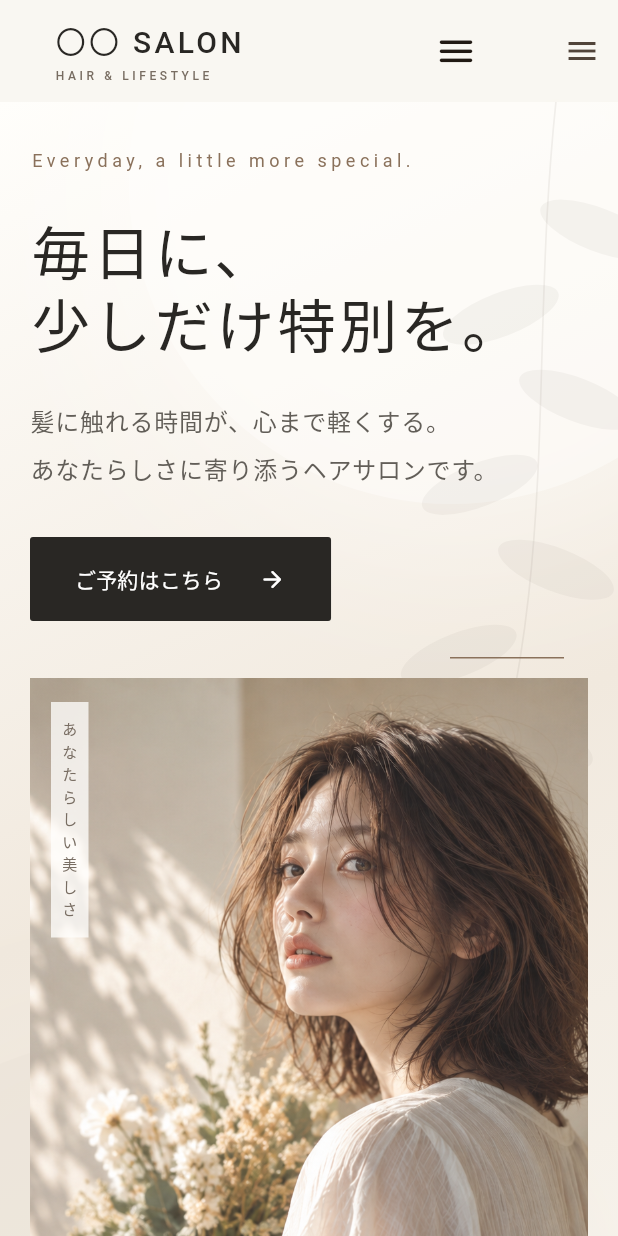
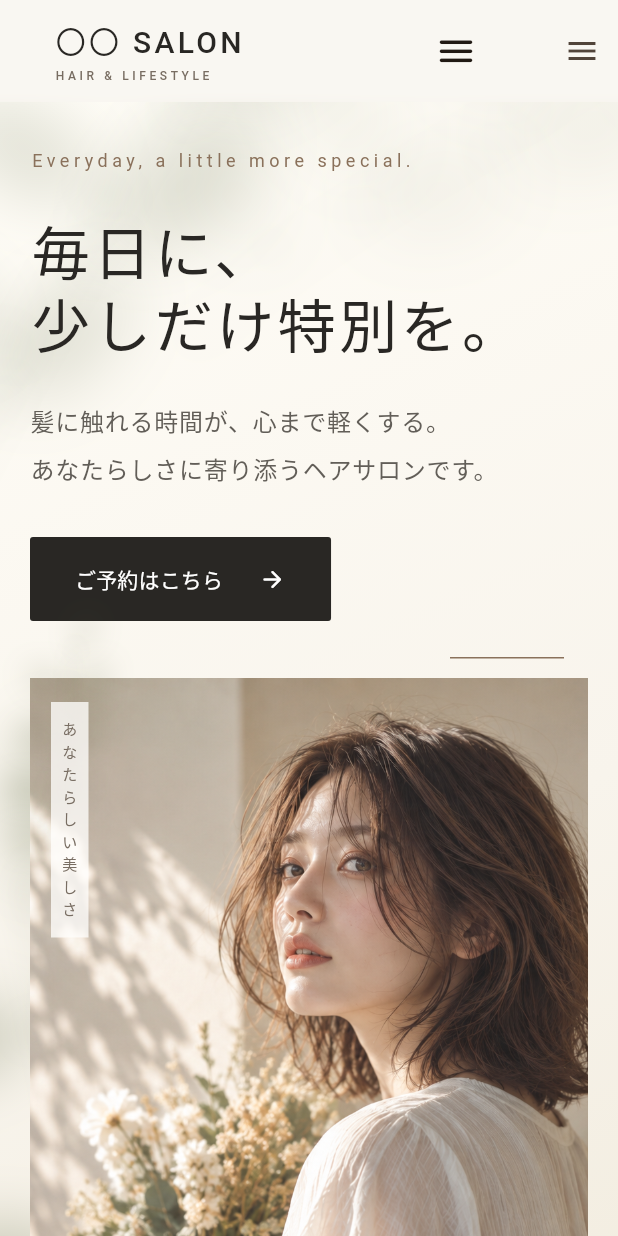
Before and after one commit to takuya42/portfolio, a Flutter app: the screen it shows after launch, after a tap on the "menu" icon, after a tap on "ご予約はこちら", on a phone screen of 412 x 824 dp. Run offline on Flutter 3.47's test engine with Material 3 defaults, Android fonts, the light colour scheme and no system bars.

Commit message:
Add softly animated botanical hero backdrop

```diff
--- a/lib/widgets/common/ambient_background.dart
+++ b/lib/widgets/common/ambient_background.dart
@@ -2,12 +2,10 @@ import 'dart:math' as math;
 
 import 'package:flutter/material.dart';
 
-import '../../core/app_colors.dart';
-
-/// A quiet, reusable salon backdrop made entirely with Flutter primitives.
+/// Warm natural light and out-of-focus foliage used behind the hero.
 ///
-/// The long animation cycle is intentional: the light and botanical shadows
-/// should be felt rather than watched. Reduced-motion preferences are honored.
+/// Each plant has its own long animation cycle. The silhouettes are painted as
+/// stems with pointed, asymmetric leaves rather than a collection of ovals.
 class AmbientBackground extends StatefulWidget {
   const AmbientBackground({required this.child, super.key});
 
@@ -18,77 +16,154 @@ class AmbientBackground extends StatefulWidget {
 }
 
 class _AmbientBackgroundState extends State<AmbientBackground>
-    with SingleTickerProviderStateMixin {
-  late final AnimationController _controller;
+    with TickerProviderStateMixin {
+  late final AnimationController _topLeft;
+  late final AnimationController _bottomLeft;
+  late final AnimationController _center;
 
   @override
   void initState() {
     super.initState();
-    _controller = AnimationController(
-      vsync: this,
-      duration: const Duration(seconds: 24),
-    );
+    _topLeft = _controller(const Duration(seconds: 25));
+    _bottomLeft = _controller(const Duration(seconds: 30));
+    _center = _controller(const Duration(seconds: 35));
   }
+
+  AnimationController _controller(Duration duration) => AnimationController(
+    vsync: this,
+    duration: duration,
+  );
 
   @override
   void didChangeDependencies() {
     super.didChangeDependencies();
+    final controllers = [_topLeft, _bottomLeft, _center];
     if (MediaQuery.disableAnimationsOf(context)) {
-      _controller.stop();
-    } else if (!_controller.isAnimating) {
-      _controller.repeat(reverse: true);
+      for (final controller in controllers) {
+        controller.stop();
+        controller.value = .42;
+      }
+    } else {
+      for (final controller in controllers) {
+        if (!controller.isAnimating) controller.repeat(reverse: true);
+      }
     }
   }
 
   @override
   void dispose() {
-    _controller.dispose();
+    _topLeft.dispose();
+    _bottomLeft.dispose();
+    _center.dispose();
     super.dispose();
   }
 
   @override
   Widget build(BuildContext context) {
     return ClipRect(
+      child: Stack(
+        children: [
+          const Positioned.fill(child: _NaturalLight()),
+          Positioned(
+            left: -145,
+            top: -155,
+            width: 470,
+            height: 500,
+            child: _MovingPlant(
+              animation: _topLeft,
+              travel: const Offset(7, 9),
+              rotation: .018,
+              opacity: .18,
+              blur: 22,
+              angle: -.14,
+            ),
+          ),
+          Positioned(
+            left: -175,
+            bottom: -175,
+            width: 560,
+            height: 590,
+            child: _MovingPlant(
+              animation: _bottomLeft,
+              travel: const Offset(10, -7),
+              rotation: -.015,
+              opacity: .25,
+              blur: 19,
+              angle: -.82,
+            ),
+          ),
+          Positioned(
+            left: MediaQuery.sizeOf(context).width * .36,
+            top: -170,
+            width: 410,
+            height: 410,
+            child: _MovingPlant(
+              animation: _center,
+              travel: const Offset(6, 5),
+              rotation: .012,
+              opacity: .09,
+              blur: 27,
+              angle: .34,
+            ),
+          ),
+          widget.child,
+        ],
+      ),
+    );
+  }
+}
+
+class _NaturalLight extends StatelessWidget {
+  const _NaturalLight();
+
+  @override
+  Widget build(BuildContext context) {
+    return const DecoratedBox(
+      decoration: BoxDecoration(
+        color: Color(0xFFF8F4EC),
+        gradient: LinearGradient(
+          begin: Alignment(-1, -1),
+          end: Alignment(1, 1),
+          colors: [Color(0xFFFFFDF7), Color(0xFFF8F4EC), Color(0xFFF1EBDD)],
+          stops: [0, .58, 1],
+        ),
+      ),
+    );
+  }
+}
+
+class _MovingPlant extends StatelessWidget {
+  const _MovingPlant({
+    required this.animation,
+    required this.travel,
+    required this.rotation,
+    required this.opacity,
+    required this.blur,
+    required this.angle,
+  });
+
+  final Animation<double> animation;
+  final Offset travel;
+  final double rotation;
+  final double opacity;
+  final double blur;
+  final double angle;
+
+  @override
+  Widget build(BuildContext context) {
+    return IgnorePointer(
       child: AnimatedBuilder(
-        animation: _controller,
-        child: widget.child,
+        animation: animation,
         builder: (context, child) {
-          final phase = MediaQuery.disableAnimationsOf(context)
-              ? .35
-              : _controller.value;
-          return Stack(
-            children: [
-              const Positioned.fill(child: _SoftGradient()),
-              Positioned(
-                top: -170 + (phase * 18),
-                right: -110 + (phase * 14),
-                child: _BlurredOrb(
-                  size: 430,
-                  color: AppColors.white.withValues(alpha: .42),
-                ),
+          final breeze = Curves.easeInOut.transform(animation.value) - .5;
+          return Transform.translate(
+            offset: travel * breeze,
+            child: Transform.rotate(
+              angle: angle + rotation * breeze,
+              child: CustomPaint(
+                painter: _BranchPainter(opacity: opacity, blur: blur),
               ),
-              Positioned(
-                bottom: -210 + (phase * 22),
-                left: -150 + (phase * 10),
-                child: _BlurredOrb(
-                  size: 480,
-                  color: AppColors.sand.withValues(alpha: .32),
-                ),
-              ),
-              Positioned.fill(
-                child: Transform.translate(
-                  offset: Offset(phase * 7, phase * 4),
-                  child: Transform.rotate(
-                    angle: (phase - .5) * .012,
-                    alignment: Alignment.topRight,
-                    child: CustomPaint(
-                      painter: _BotanicalLightPainter(progress: phase),
-                    ),
-                  ),
-                ),
-              ),
-              if (child != null) child,
-            ],
+            ),
           );
         },
       ),
@@ -96,112 +171,99 @@ class _AmbientBackgroundState extends State<AmbientBackground>
   }
 }
 
-class _SoftGradient extends StatelessWidget {
-  const _SoftGradient();
+/// A small foreground branch that can overlap photography without obscuring it.
+class HeroForegroundLeaves extends StatelessWidget {
+  const HeroForegroundLeaves({super.key});
 
   @override
   Widget build(BuildContext context) {
-    return const DecoratedBox(
-      decoration: BoxDecoration(
-        gradient: LinearGradient(
-          begin: Alignment.topLeft,
-          end: Alignment.bottomRight,
-          colors: [Color(0xFFFFFEFB), Color(0xFFF1E9DE), Color(0xFFF8F5EF)],
-          stops: [0, .52, 1],
+    return IgnorePointer(
+      child: Transform.rotate(
+        angle: -.48,
+        child: CustomPaint(
+          painter: const _BranchPainter(opacity: .2, blur: 10),
         ),
       ),
     );
   }
 }
 
-class _BlurredOrb extends StatelessWidget {
-  const _BlurredOrb({required this.size, required this.color});
+class _BranchPainter extends CustomPainter {
+  const _BranchPainter({required this.opacity, required this.blur});
 
-  final double size;
-  final Color color;
-
-  @override
-  Widget build(BuildContext context) {
-    return Container(
-      width: size,
-      height: size,
-      decoration: BoxDecoration(
-        shape: BoxShape.circle,
-        color: color,
-        boxShadow: [
-          BoxShadow(color: color, blurRadius: 80, spreadRadius: 34),
-        ],
-      ),
-    );
-  }
-}
-
-class _BotanicalLightPainter extends CustomPainter {
-  const _BotanicalLightPainter({required this.progress});
-
-  final double progress;
+  final double opacity;
+  final double blur;
 
   @override
   void paint(Canvas canvas, Size size) {
-    final shadow = Paint()
-      ..color = AppColors.taupe.withValues(alpha: .065)
-      ..style = PaintingStyle.fill;
+    final olive = Color.fromRGBO(82, 94, 54, opacity);
+    final foliage = Paint()
+      ..color = olive
+      ..style = PaintingStyle.fill
+      ..maskFilter = MaskFilter.blur(BlurStyle.normal, blur);
     final stem = Paint()
-      ..color = AppColors.taupe.withValues(alpha: .1)
+      ..color = Color.fromRGBO(76, 86, 49, opacity * .72)
       ..style = PaintingStyle.stroke
-      ..strokeWidth = 1.1;
+      ..strokeWidth = math.max(2, size.shortestSide * .012)
+      ..strokeCap = StrokeCap.round
+      ..maskFilter = MaskFilter.blur(BlurStyle.normal, blur * .65);
 
-    final origin = Offset(size.width * .9, -30);
-    final path = Path()
-      ..moveTo(origin.dx, origin.dy)
+    final branch = Path()
+      ..moveTo(size.width * .08, size.height * .98)
       ..cubicTo(
-        size.width * .84,
-        size.height * .18,
-        size.width * .91,
-        size.height * .34,
-        size.width * .76,
-        size.height * .55,
+        size.width * .2,
+        size.height * .72,
+        size.width * .47,
+        size.height * .48,
+        size.width * .74,
+        size.height * .08,
       );
-    canvas.drawPath(path, stem);
+    canvas.drawPath(branch, stem);
 
-    for (var index = 0; index < 7; index++) {
-      final distance = index / 7;
-      final center = Offset(
-        size.width * (.89 - distance * .12),
-        size.height * (.08 + distance * .44),
+    const leaves = <(double, double, double, double)>[
+      (.18, .80, -2.50, .24),
+      (.25, .70, -.58, .29),
+      (.33, .63, -2.52, .31),
+      (.42, .53, -.55, .34),
+      (.50, .45, -2.48, .3),
+      (.58, .34, -.48, .31),
+      (.65, .24, -2.42, .27),
+      (.72, .12, -.63, .24),
+    ];
+    for (final leaf in leaves) {
+      _paintLeaf(
+        canvas,
+        Offset(size.width * leaf.$1, size.height * leaf.$2),
+        size.shortestSide * leaf.$4,
+        leaf.$3,
+        foliage,
+        stem,
       );
-      final side = index.isEven ? 1.0 : -1.0;
-      canvas.save();
-      canvas.translate(center.dx, center.dy);
-      canvas.rotate(side * (.35 + math.sin(progress * math.pi) * .02));
-      canvas.drawOval(
-        Rect.fromCenter(
-          center: Offset(side * 31, 0),
-          width: 82,
-          height: 29,
-        ),
-        shadow,
-      );
-      canvas.restore();
     }
+  }
 
-    final curve = Paint()
-      ..color = AppColors.accent.withValues(alpha: .14 * progress)
-      ..style = PaintingStyle.stroke
-      ..strokeWidth = .8;
-    canvas.drawArc(
-      Rect.fromCircle(
-        center: Offset(size.width * .08, size.height * .73),
-        radius: size.width * .24,
-      ),
-      -1.1,
-      1.8,
-      false,
-      curve,
-    );
+  void _paintLeaf(
+    Canvas canvas,
+    Offset base,
+    double length,
+    double angle,
+    Paint foliage,
+    Paint stem,
+  ) {
+    canvas.save();
+    canvas.translate(base.dx, base.dy);
+    canvas.rotate(angle);
+    canvas.drawLine(Offset.zero, Offset(length * .22, 0), stem);
+    final leaf = Path()
+      ..moveTo(length * .16, 0)
+      ..cubicTo(length * .34, -length * .28, length * .8, -length * .25, length, 0)
+      ..cubicTo(length * .72, length * .22, length * .34, length * .25, length * .16, 0)
+      ..close();
+    canvas.drawPath(leaf, foliage);
+    canvas.restore();
   }
 
   @override
-  bool shouldRepaint(_BotanicalLightPainter oldDelegate) =>
-      oldDelegate.progress != progress;
+  bool shouldRepaint(_BranchPainter oldDelegate) =>
+      oldDelegate.opacity != opacity || oldDelegate.blur != blur;
 }
--- a/lib/widgets/sections/hero_section.dart
+++ b/lib/widgets/sections/hero_section.dart
@@ -119,6 +119,13 @@ class HeroSection extends StatelessWidget {
           ),
         ),
         Positioned(
+          left: context.isMobile ? -34 : -58,
+          top: context.isMobile ? -28 : -46,
+          width: context.isMobile ? 130 : 190,
+          height: context.isMobile ? 155 : 220,
+          child: const HeroForegroundLeaves(),
+        ),
+        Positioned(
           left: context.isMobile ? 14 : -28,
           top: context.isMobile ? 16 : 34,
           child: const _VerticalCaption(),
```
